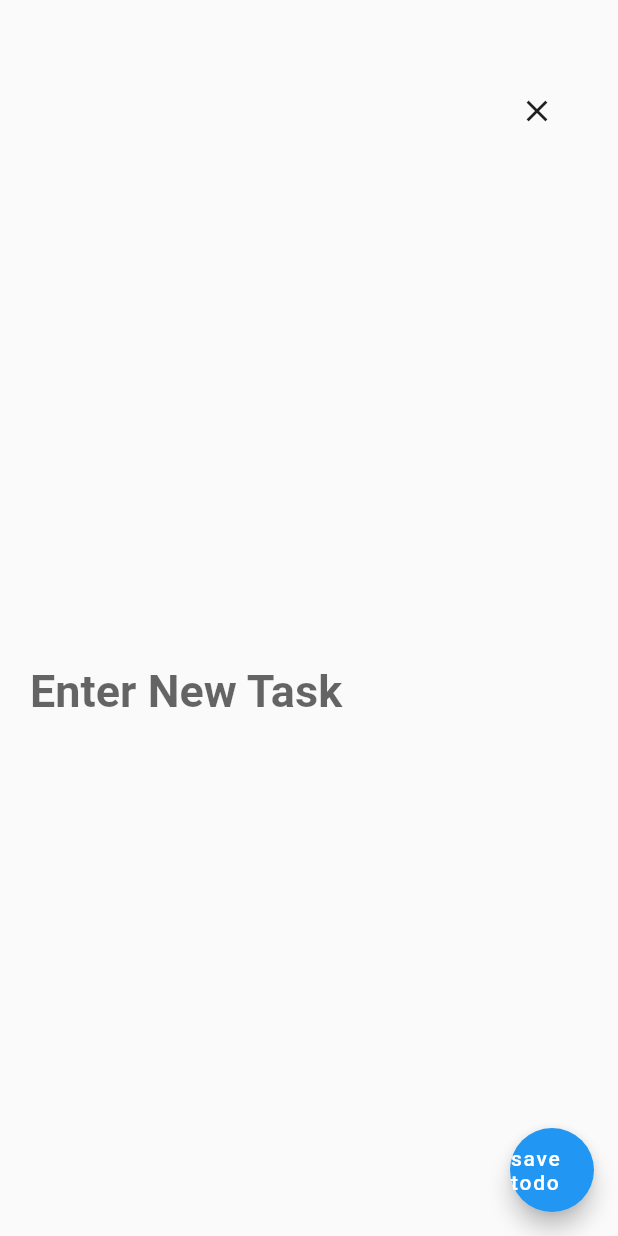
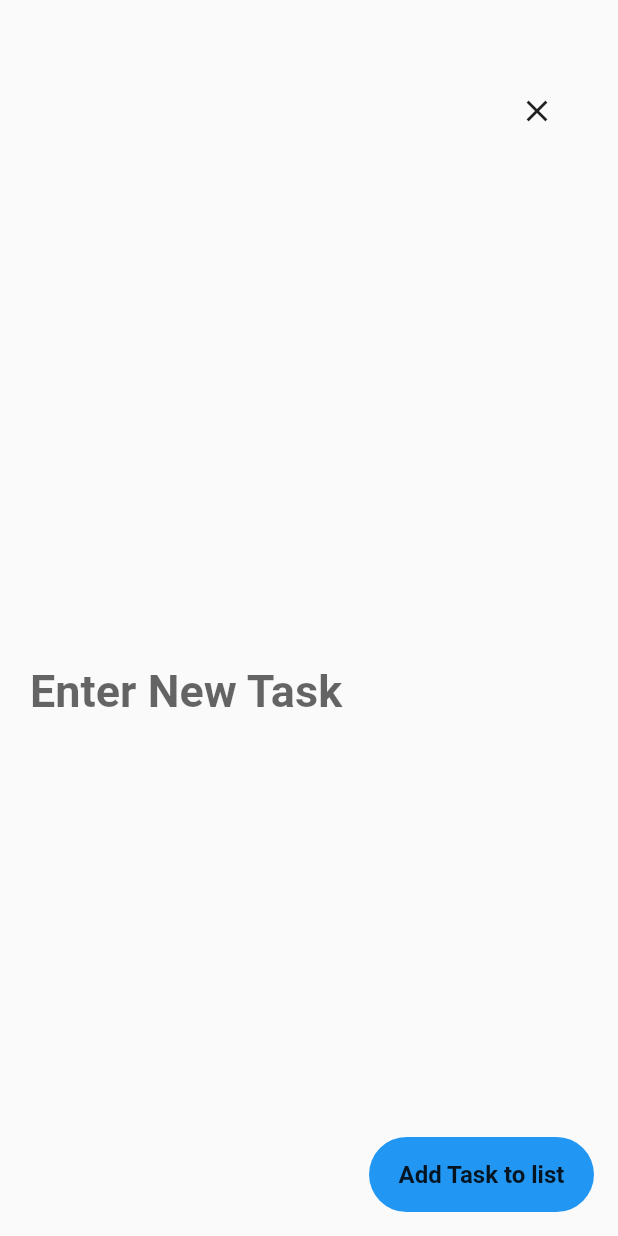
Before and after one commit to justEthical/ToDoApp, a Flutter app: the AddTodo screen opened directly, on a phone screen of 412 x 824 dp. Run offline on Flutter 3.47's test engine with Material 2 defaults, Android fonts, the phone set to English and light mode, and no system bars; our stand-ins replace hive, hive_flutter; accounts and stored records are empty.

Commit message:
added new floating action button in add todo screen

```diff
--- a/lib/Screens/add_todo_screen/add_todo.dart
+++ b/lib/Screens/add_todo_screen/add_todo.dart
@@ -15,14 +15,22 @@ class _AddTodoState extends State<AddTodo> {
   @override
   Widget build(BuildContext context) {
     return Scaffold(
-      floatingActionButton: FloatingActionButton(
-          onPressed: () {
+      floatingActionButton: GestureDetector(
+          onTap: () {
             var tsk = task.text;
-            if (tsk != '' && tsk != null) {
-              _submitTodo(tsk);
+            if (tsk != "" && tsk != null) {
+              Box<Todo> todoBox = Hive.box<Todo>('todos');
+              todoBox.add(Todo(title: tsk, done: false));
+              Navigator.of(context).pop();
             }
           },
-          child: Text("save todo")),
+          child: _addTaskFloatingActionButton()),
+
+      // FloatingActionButton(
+      //     onPressed: () {
+
+      //     },
+      //     child: Text("save todo")),
       body: Column(
         children: [_topBar(), _addTodoTextField()],
       ),
@@ -70,4 +78,19 @@ class _AddTodoState extends State<AddTodo> {
       ),
     ));
   }
+
+  _addTaskFloatingActionButton() {
+    return Container(
+      decoration: BoxDecoration(
+          borderRadius: BorderRadius.circular(25), color: Colors.blue),
+      width: 150,
+      height: 50,
+      padding: EdgeInsets.all(12),
+      child: Center(
+          child: Text(
+        "Add Task to list",
+        style: TextStyle(fontSize: 16, fontWeight: FontWeight.bold),
+      )),
+    );
+  }
 }
```
